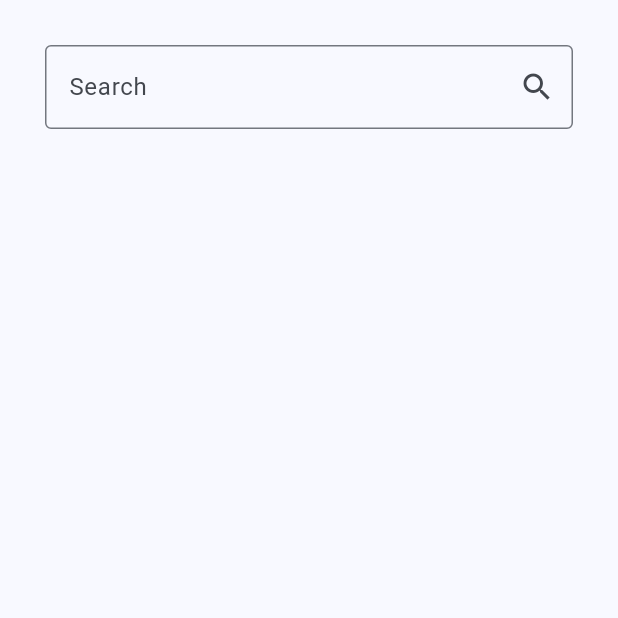
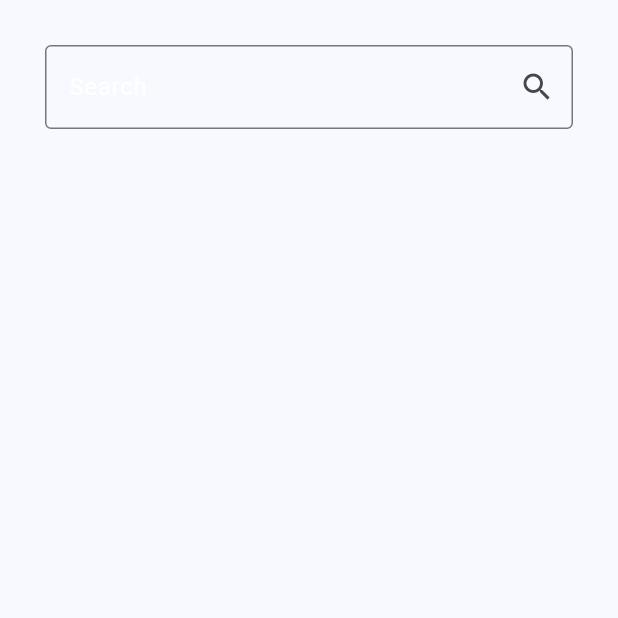
Before and after one commit to iikkkkyy/image_search, a Flutter app: the screen it shows after launch, on a phone screen of 412 x 824 dp, the top half of it. Run offline on Flutter 3.47's test engine with Material 3 defaults, Android fonts, the phone set to English and light mode, and no system bars.

Commit message:
feat: textfield 컬러 변경

```diff
--- a/lib/ui/main_screen.dart
+++ b/lib/ui/main_screen.dart
@@ -26,6 +26,12 @@ class _MainScreenState extends State<MainScreen> {
               decoration: InputDecoration(
                 border: const OutlineInputBorder(),
                 labelText: 'Search',
+                labelStyle: const TextStyle(color: Colors.white),
+                focusedBorder: const OutlineInputBorder(
+                  borderSide: BorderSide(
+                    width: 1, color: Colors.white
+                  )
+                ),
                 suffixIcon: IconButton(
                   icon: const Icon(Icons.search),
                   onPressed: () async {
```
